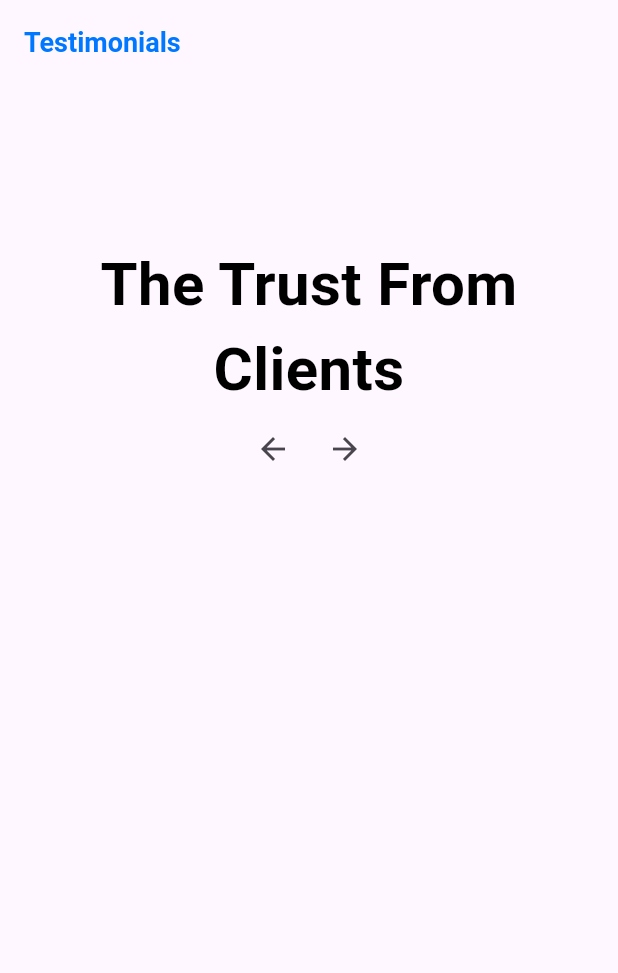
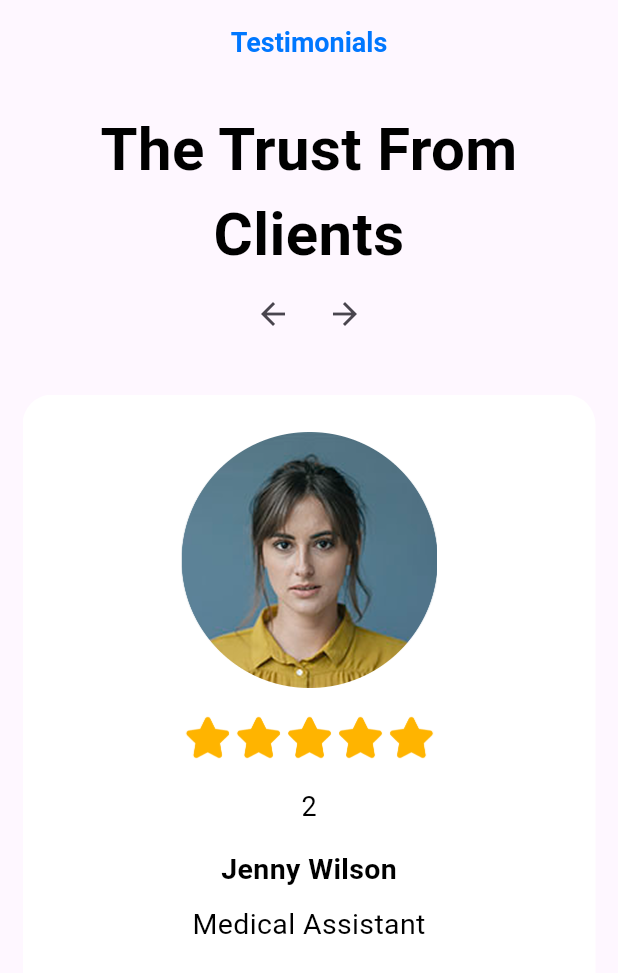
Before and after one commit to zhaoly58/portfolio_me, a Flutter app: the screen it shows after launch, after a tap on the "arrow forward" icon, on a phone screen of 412 x 824 dp. Shown: the top 973 px of the screen. Run offline on Flutter 3.47's test engine with Material 3 defaults, Android fonts, the phone set to English and light mode, and no system bars.

Commit message:
Testimonials画面を完成し
Signed-off-by: Jimmy Zhao <jimmyzly88@gmail.com>

```diff
--- a/lib/customWidget/review_card.dart
+++ b/lib/customWidget/review_card.dart
@@ -1,7 +1,18 @@
 import 'package:flutter/material.dart';
 
 class ReviewCard extends StatelessWidget {
-  const ReviewCard({super.key});
+  final String? photo;
+  final String? reviewBody;
+  final String? name;
+  final String? workTitle;
+
+  const ReviewCard({
+    super.key,
+    this.photo,
+    this.reviewBody,
+    this.name,
+    this.workTitle,
+  });
 
   @override
   Widget build(BuildContext context) {
@@ -11,13 +22,44 @@ class ReviewCard extends StatelessWidget {
         width: double.infinity,
         decoration: BoxDecoration(
           borderRadius: BorderRadius.circular(20),
-          color: Color(0xFF0078FF),
+
+          color: Colors.white,
         ),
         child: Padding(
           padding: EdgeInsets.all(10),
           child: Column(
-            mainAxisAlignment: MainAxisAlignment.center,
-            children: [Image.asset("assets/photo")],
+            mainAxisAlignment: MainAxisAlignment.start,
+            children: [
+              SizedBox(height: 15),
+
+              Image.asset("assets/photo/$photo", scale: 3),
+              SizedBox(height: 15),
+              Image.asset("assets/icon/five_stars.png", scale: 3),
+              SizedBox(height: 15),
+              Text(
+                "$reviewBody",
+                style: TextStyle(
+                  fontSize: 18,
+                  color: Colors.black,
+                  fontWeight: FontWeight.normal,
+                ),
+              ),
+
+              SizedBox(height: 15),
+              Text(
+                "$name",
+                style: TextStyle(
+                  color: Colors.black,
+                  fontSize: 19,
+                  fontWeight: FontWeight.bold,
+                ),
+              ),
+              SizedBox(height: 10),
+              Text(
+                "$workTitle",
+                style: TextStyle(color: Colors.black, fontSize: 19),
+              ),
+            ],
           ),
         ),
       ),
--- a/lib/customWidget/service_card.dart
+++ b/lib/customWidget/service_card.dart
@@ -35,6 +35,7 @@ class ServiceCard extends StatelessWidget {
                   fontWeight: FontWeight.bold,
                 ),
               ),
+
               SizedBox(height: 10),
               Text(
                 "$subTitle",
--- a/lib/main.dart
+++ b/lib/main.dart
@@ -1,5 +1,5 @@
 import 'package:flutter/material.dart';
-import 'package:portfolio_me/service_screen.dart';
+//import 'package:portfolio_me/contact_me_screen.dart';
 import 'package:portfolio_me/testimonials_screen.dart';
 
 void main() {
--- a/lib/testimonials_screen.dart
+++ b/lib/testimonials_screen.dart
@@ -1,4 +1,5 @@
 import 'package:flutter/material.dart';
+import 'package:portfolio_me/customWidget/review_card.dart';
 
 class TestimonialsScreen extends StatefulWidget {
   const TestimonialsScreen({super.key});
@@ -14,23 +15,28 @@ class _TestimonialsScreenState extends State<TestimonialsScreen> {
 
     final List<Map<String, dynamic>> reviewContent = [
       {
-        "reviewBody": "1",
+        "photo": "people1.png",
+        "reviewBody":
+            "Lorem ipsum dolor sit amet consectetur. Nibh porttitor aliquet tellus eget egestas. Enim ultrices dictumst tortor in eget neque vestibulum potenti tempus",
         "name": "Savannah Nguyen",
         "workTitle": "President of Sales",
       },
       {
+        "photo": "people2.png",
         "reviewBody": "2",
         "name": "Jenny Wilson",
         "workTitle": "Medical Assistant",
       },
       {
+        "photo": "people3.png",
         "reviewBody": "3",
         "name": "Esther Howard",
         "workTitle": "Nursing Assistant",
       },
       {
+        "photo": "people4.png",
         "reviewBody": "4",
-        "name": "Savannah Nguyen",
+        "name": "Cameron Williamson",
         "workTitle": "Marketing Coordinator",
       },
     ];
@@ -45,8 +51,10 @@ class _TestimonialsScreenState extends State<TestimonialsScreen> {
             color: Color(0xFF0077FF),
           ),
         ),
+        centerTitle: true,
       ),
-      body: Padding(
+      body: SingleChildScrollView(
+        child: Padding(
           padding: const EdgeInsets.all(15.0),
           child: Column(
             mainAxisAlignment: MainAxisAlignment.center,
@@ -85,24 +93,26 @@ class _TestimonialsScreenState extends State<TestimonialsScreen> {
               ),
               SizedBox(height: 30),
 
-            //TODO: Container
               SizedBox(
-              height: 366,
+                height: 500,
                 child: PageView.builder(
-                // itemCount: serviceContent.length,
+                  itemCount: reviewContent.length,
                   controller: controller,
                   scrollDirection: Axis.horizontal,
                   itemBuilder: (context, index) {
-                  // return ServiceCard(
-                  //   title: "${serviceContent[index]["title"]}",
-                  //   subTitle: "${serviceContent[index]["subTitle"]}",
-                  // );
+                    return ReviewCard(
+                      photo: "${reviewContent[index]["photo"]}",
+                      reviewBody: "${reviewContent[index]["reviewBody"]}",
+                      name: "${reviewContent[index]["name"]}",
+                      workTitle: "${reviewContent[index]["workTitle"]}",
+                    );
                   },
                 ),
               ),
             ],
           ),
         ),
+      ),
     );
   }
 }
--- a/pubspec.yaml
+++ b/pubspec.yaml
@@ -61,7 +61,7 @@ flutter:
     - assets/icon/
     - assets/image/
     - assets/logo/
-    - assets/photo
+    - assets/photo/
 
   # An image asset can refer to one or more resolution-specific "variants", see
   # https://flutter.dev/to/resolution-aware-images
```
Lines whose indentation alone changed are shown as unchanged.
